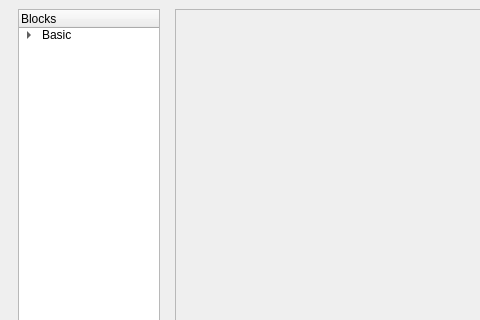
This is src/mainWindow.ui in Martian-Technologies/Logic-Graph-Creator as Qt 5 draws it before an edit; both pictures show x 0 to 480 and y 0 to 320 of the 663 by 485 pixel window. The edited form follows.
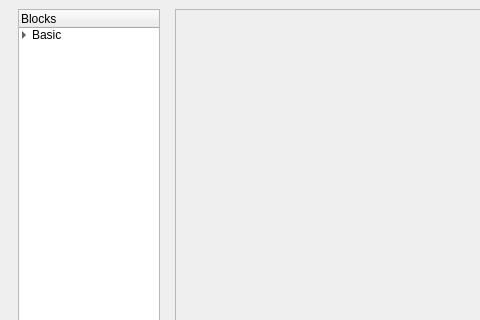
This is the edited form.

Commit message: added tool system. no ui yet

```diff
--- a/src/mainWindow.ui
+++ b/src/mainWindow.ui
@@ -35,6 +35,9 @@
        </property>
        <item>
         <widget class="QTreeWidget" name="treeWidget">
+         <property name="indentation">
+          <number>10</number>
+         </property>
          <column>
           <property name="text">
            <string>Blocks</string>
```
The commit also changes 7 other files.
